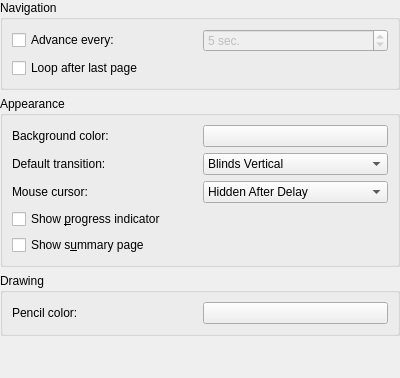
Qt form conf/dlgpresentationbase.ui (KDE/okular) before a commit.
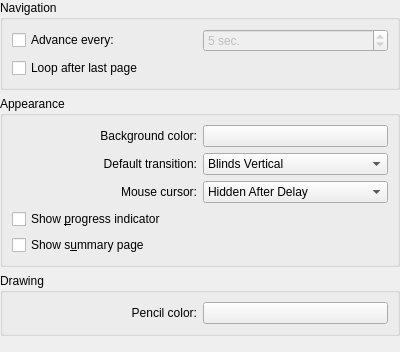
The same form after that commit. Custom widgets are drawn as their Qt base class.

Commit message: Respect a bit more the HIG guidelines: align the labels of buttons and combos to the right.

The edit to the form file:
```diff
--- a/conf/dlgpresentationbase.ui
+++ b/conf/dlgpresentationbase.ui
@@ -6,7 +6,7 @@
     <x>0</x>
     <y>0</y>
     <width>400</width>
-    <height>378</height>
+    <height>352</height>
    </rect>
   </property>
   <layout class="QVBoxLayout" >
@@ -85,7 +85,19 @@
         <property name="margin" >
          <number>0</number>
         </property>
-        <property name="spacing" >
+        <property name="topMargin" >
+         <number>0</number>
+        </property>
+        <property name="rightMargin" >
+         <number>0</number>
+        </property>
+        <property name="bottomMargin" >
+         <number>0</number>
+        </property>
+        <property name="horizontalSpacing" >
+         <number>6</number>
+        </property>
+        <property name="verticalSpacing" >
          <number>6</number>
         </property>
         <item row="0" column="0" >
@@ -93,6 +105,9 @@
           <property name="text" >
            <string>Background color:</string>
           </property>
+          <property name="alignment" >
+           <set>Qt::AlignRight|Qt::AlignTrailing|Qt::AlignVCenter</set>
+          </property>
          </widget>
         </item>
         <item row="0" column="1" >
@@ -103,6 +118,9 @@
           <property name="text" >
            <string>Default transition:</string>
           </property>
+          <property name="alignment" >
+           <set>Qt::AlignRight|Qt::AlignTrailing|Qt::AlignVCenter</set>
+          </property>
          </widget>
         </item>
         <item row="1" column="1" >
@@ -204,6 +222,9 @@
           <property name="text" >
            <string>Mouse cursor:</string>
           </property>
+          <property name="alignment" >
+           <set>Qt::AlignRight|Qt::AlignTrailing|Qt::AlignVCenter</set>
+          </property>
          </widget>
         </item>
         <item row="2" column="1" >
@@ -269,6 +290,9 @@
           <property name="text" >
            <string>Pencil color:</string>
           </property>
+          <property name="alignment" >
+           <set>Qt::AlignRight|Qt::AlignTrailing|Qt::AlignVCenter</set>
+          </property>
          </widget>
         </item>
         <item>
```
Left out of the diff: 92 changed lines with no effect on the pictures.
